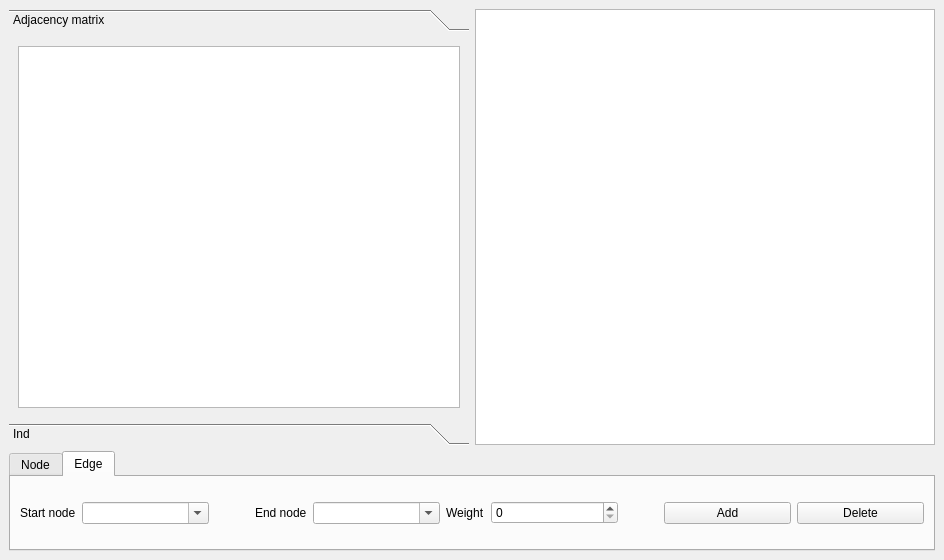
Qt form graphio.ui (anhptvolga/graphview) before a commit.
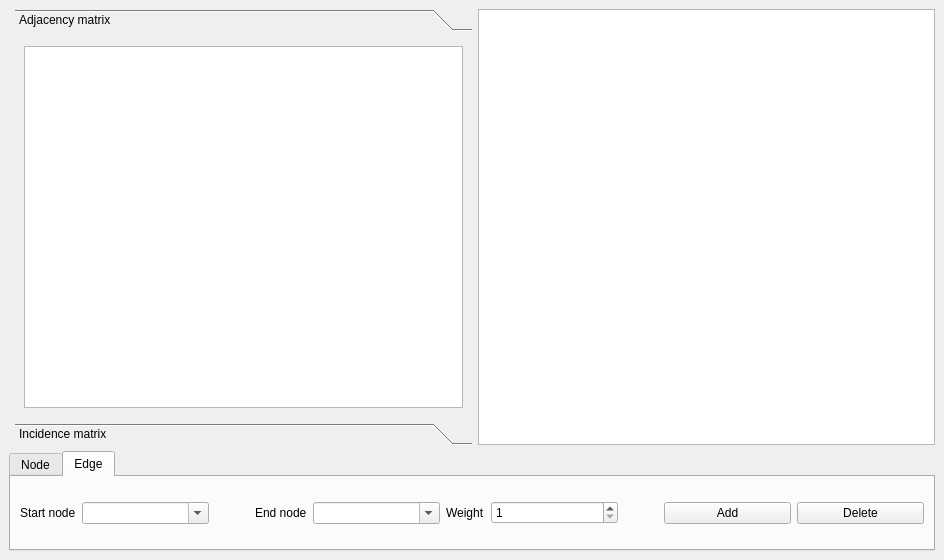
The same form after that commit.

Commit message: written adjacency and incidence matrix

The edit to the form file:
```diff
--- a/graphio.ui
+++ b/graphio.ui
@@ -15,55 +15,10 @@
   </property>
   <widget class="QWidget" name="centralwidget">
    <layout class="QGridLayout" name="gridLayout">
-    <item row="0" column="0">
-     <widget class="QToolBox" name="toolbox_view">
-      <property name="currentIndex">
-       <number>0</number>
-      </property>
-      <widget class="QWidget" name="matrixpage">
-       <property name="geometry">
-        <rect>
-         <x>0</x>
-         <y>0</y>
-         <width>460</width>
-         <height>364</height>
-        </rect>
-       </property>
-       <attribute name="label">
-        <string>Adjacency matrix</string>
-       </attribute>
-       <layout class="QHBoxLayout" name="horizontalLayout">
-        <item>
-         <widget class="QTableView" name="gv_table">
-          <property name="minimumSize">
-           <size>
-            <width>311</width>
-            <height>0</height>
-           </size>
-          </property>
-         </widget>
-        </item>
-       </layout>
-      </widget>
-      <widget class="QWidget" name="insidentpage">
-       <property name="geometry">
-        <rect>
-         <x>0</x>
-         <y>0</y>
-         <width>460</width>
-         <height>364</height>
-        </rect>
-       </property>
-       <attribute name="label">
-        <string>Ind</string>
-       </attribute>
-      </widget>
-     </widget>
-    </item>
-    <item row="0" column="1">
+    <item row="0" column="2">
      <widget class="QGraphicsView" name="graphicsView"/>
     </item>
-    <item row="1" column="0" colspan="2">
+    <item row="1" column="0" colspan="3">
      <widget class="QTabWidget" name="tabWidget">
       <property name="minimumSize">
        <size>
@@ -257,7 +212,11 @@
          </widget>
         </item>
         <item>
-         <widget class="QSpinBox" name="sb_weight_edge"/>
+         <widget class="QSpinBox" name="sb_weight_edge">
+          <property name="minimum">
+           <number>1</number>
+          </property>
+         </widget>
         </item>
         <item>
          <spacer name="horizontalSpacer_2">
@@ -293,6 +252,96 @@
       </widget>
      </widget>
     </item>
+    <item row="0" column="1">
+     <widget class="QToolBox" name="toolbox_view">
+      <property name="enabled">
+       <bool>true</bool>
+      </property>
+      <property name="currentIndex">
+       <number>0</number>
+      </property>
+      <widget class="QWidget" name="page_matrix">
+       <property name="enabled">
+        <bool>true</bool>
+       </property>
+       <property name="geometry">
+        <rect>
+         <x>0</x>
+         <y>0</y>
+         <width>457</width>
+         <height>366</height>
+        </rect>
+       </property>
+       <attribute name="label">
+        <string>Adjacency matrix</string>
+       </attribute>
+       <layout class="QHBoxLayout" name="horizontalLayout">
+        <item>
+         <widget class="QTableWidget" name="tw_adjmatrix">
+          <property name="enabled">
+           <bool>true</bool>
+          </property>
+          <property name="minimumSize">
+           <size>
+            <width>311</width>
+            <height>0</height>
+           </size>
+          </property>
+          <property name="mouseTracking">
+           <bool>false</bool>
+          </property>
+          <property name="editTriggers">
+           <set>QAbstractItemView::NoEditTriggers</set>
+          </property>
+          <property name="gridStyle">
+           <enum>Qt::SolidLine</enum>
+          </property>
+          <property name="sortingEnabled">
+           <bool>false</bool>
+          </property>
+          <property name="cornerButtonEnabled">
+           <bool>false</bool>
+          </property>
+          <property name="rowCount">
+           <number>0</number>
+          </property>
+          <property name="columnCount">
+           <number>0</number>
+          </property>
+          <attribute name="horizontalHeaderCascadingSectionResizes">
+           <bool>false</bool>
+          </attribute>
+         </widget>
+        </item>
+       </layout>
+      </widget>
+      <widget class="QWidget" name="page_incidence">
+       <property name="geometry">
+        <rect>
+         <x>0</x>
+         <y>0</y>
+         <width>457</width>
+         <height>366</height>
+        </rect>
+       </property>
+       <attribute name="label">
+        <string>Incidence matrix</string>
+       </attribute>
+       <layout class="QHBoxLayout" name="horizontalLayout_4">
+        <item>
+         <widget class="QTableWidget" name="tw_incmatrix">
+          <property name="enabled">
+           <bool>true</bool>
+          </property>
+          <property name="editTriggers">
+           <set>QAbstractItemView::NoEditTriggers</set>
+          </property>
+         </widget>
+        </item>
+       </layout>
+      </widget>
+     </widget>
+    </item>
    </layout>
   </widget>
  </widget>
```
The commit also changes 2 other files.
